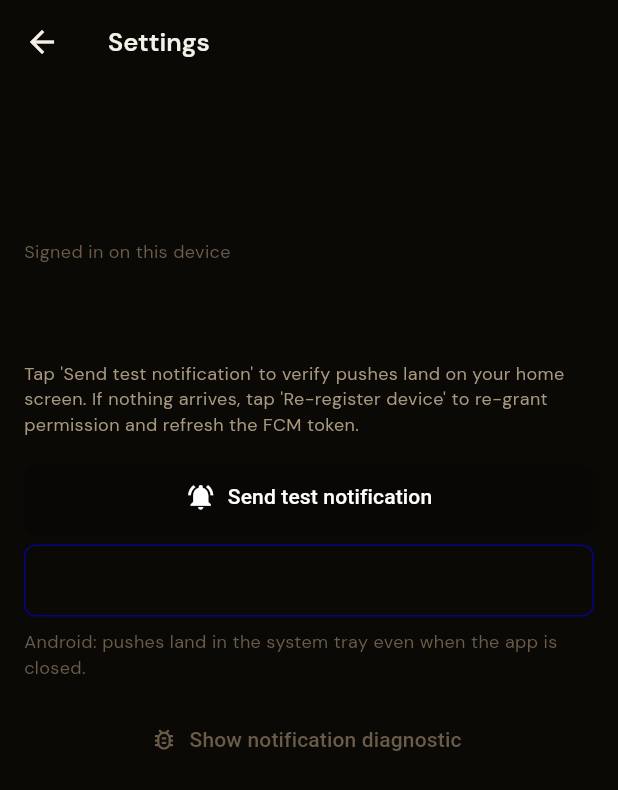
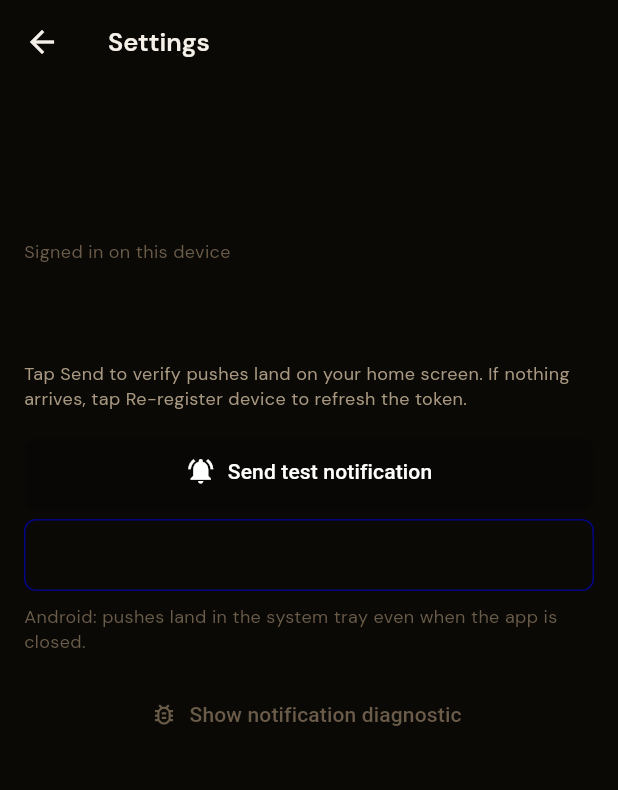
Before and after one commit to palsbestshot/Jarvis, a Flutter app: the SettingsScreen screen opened directly with empty values, on a phone screen of 412 x 824 dp. Shown: the top 790 px of the screen. Run offline on Flutter 3.47's test engine with Material 3 defaults, Android fonts, the phone set to English and light mode, and no system bars; our stand-ins replace audioplayers, cloud_firestore, file_picker, firebase_auth, firebase_core, firebase_messaging and 8 more; missing offline and left inert: dart:html, flutter_sound, home_widget; accounts and stored records are empty.

Commit message:
Foreground FCM handler on web — in-app banner when PWA is focused
Root cause of "web delivered but no notification": iOS Safari (like
native iOS) suppresses the system notification banner when the PWA is
in the foreground. FCM reports delivered because the push DID arrive
at the device — but since the PWA was focused, iOS swallowed the
banner and Firebase web SDK fired onMessage in the main thread, which
we weren't listening to.

Fix: register FirebaseMessaging.onMessage.listen in main() on web
build. When a push arrives while the PWA is open it shows a pink
snackbar via a global scaffoldMessengerKey so Rakhi sees the title +
body regardless of which screen she's on.

Service worker at /firebase-messaging-sw.js still handles the OS
banner when she's NOT in the app (home screen or another app) — the
two layers are complementary.

Updated Settings hint text: "tap Send, then press home IMMEDIATELY to
test the OS banner; the in-app banner shows either way."

Co-Authored-By: Claude Opus 4.7 (1M context) <noreply@anthropic.com>

```diff
--- a/lib/screens/settings/settings_screen.dart
+++ b/lib/screens/settings/settings_screen.dart
@@ -89,9 +89,14 @@ class _SettingsScreenState extends State<SettingsScreen> {
           ),
           const SizedBox(height: JarvisTheme.sm),
           Text(
-            "Tap 'Send test notification' to verify pushes land on your "
-            "home screen. If nothing arrives, tap 'Re-register device' "
-            "to re-grant permission and refresh the FCM token.",
+            kIsWeb
+                ? "Tap Send — you'll see a pink banner appear INSIDE the app "
+                  "confirming the push arrived. iOS suppresses the system banner "
+                  "while the PWA is open. To test the real home-screen banner: "
+                  "tap Send, then IMMEDIATELY press the home button to minimize "
+                  "Jarvis. The banner arrives within 5 seconds."
+                : "Tap Send to verify pushes land on your home screen. If "
+                  "nothing arrives, tap Re-register device to refresh the token.",
             style: JarvisTheme.bodySmall
                 .copyWith(color: JarvisTheme.textSecondary),
           ),
```
Also changed, not shown: lib/main.dart (+54 -0 lines).
